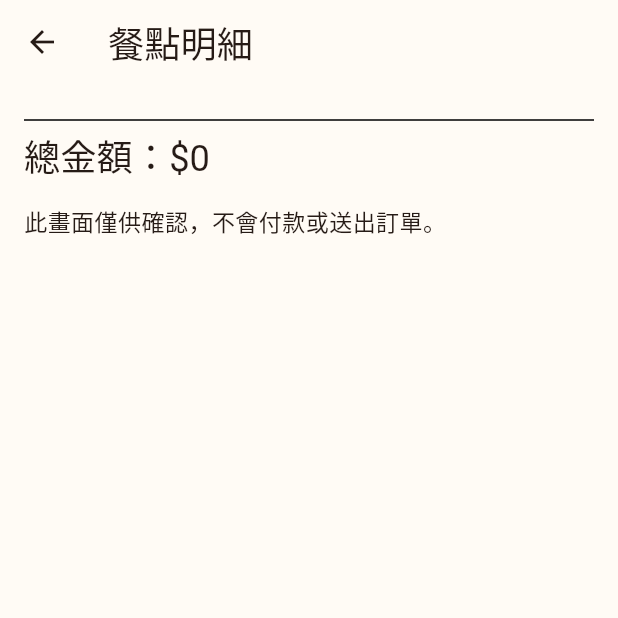
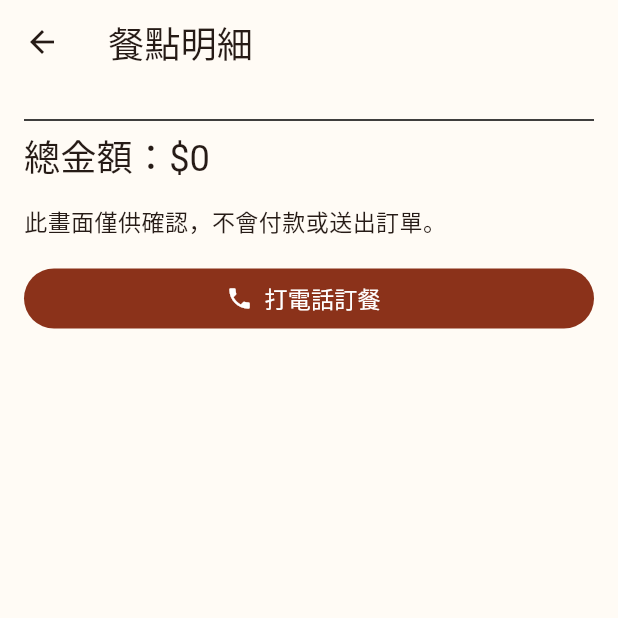
Before and after one commit to Tingerjustnoob/my_menu, a Flutter app: the OrderSummaryScreen screen opened directly with empty values, on a phone screen of 412 x 824 dp, the top half of it. Run offline on Flutter 3.47's test engine with Material 3 defaults, Android fonts, the phone set to English and light mode, and no system bars; missing offline and left inert: dart:js_interop.

Commit message:
add button at order list to call restaurant and fix UI

```diff
--- a/lib/cart_screen.dart
+++ b/lib/cart_screen.dart
@@ -1,4 +1,6 @@
 import 'package:flutter/material.dart';
+
+import 'store_contact.dart';
 
 class CartItem {
   CartItem({
@@ -134,12 +136,18 @@ class OrderSummaryScreen extends StatelessWidget {
           for (final line in lines)
             Padding(
               padding: const EdgeInsets.symmetric(vertical: 8),
-              child: Text(line),
+              child: Text(line, style: Theme.of(context).textTheme.titleLarge),
             ),
           const Divider(),
           Text('總金額：\$$total', style: Theme.of(context).textTheme.titleLarge),
           const SizedBox(height: 16),
           const Text('此畫面僅供確認，不會付款或送出訂單。'),
+          const SizedBox(height: 16),
+          FilledButton.icon(
+            onPressed: callStore,
+            icon: const Icon(Icons.phone),
+            label: const Text('打電話訂餐'),
+          ),
         ],
       ),
     );
```
Also changed, not shown: lib/menu_screen.dart (+3 -6 lines), lib/store_contact.dart (added, +14 -0 lines), 1 other file.
